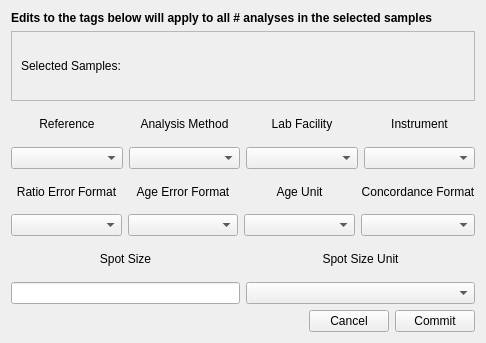
Qt form ui/EditUPbTags.ui (kathrynmetcalf/GeoCORK) before a commit.
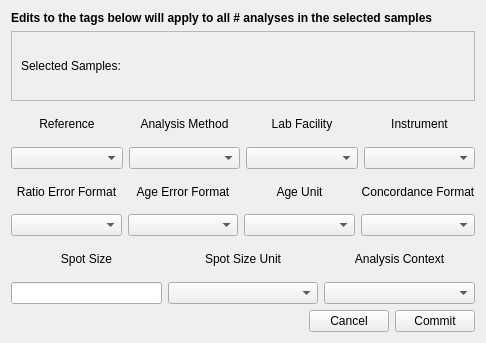
The same form after that commit. Custom widgets are drawn as their Qt base class.

Commit message: Added UPbAnalysisContexts and UPbAnalysis_UPbAnalysisContexts. Needs more testing, but seems to be working ok.

The edit to the form file:
```diff
--- a/ui/EditUPbTags.ui
+++ b/ui/EditUPbTags.ui
@@ -13,7 +13,7 @@
   <property name="windowTitle">
    <string>Form</string>
   </property>
-  <layout class="QVBoxLayout" name="verticalLayout">
+  <layout class="QVBoxLayout" name="verticalLayout_2">
    <item>
     <widget class="QLabel" name="label">
      <property name="sizePolicy">
@@ -209,7 +209,7 @@
     </layout>
    </item>
    <item>
-    <layout class="QHBoxLayout" name="horizontalLayout_14">
+    <layout class="QHBoxLayout" name="horizontalLayout">
      <item>
       <layout class="QVBoxLayout" name="verticalLayout_18">
        <item>
@@ -251,6 +251,23 @@
        </item>
       </layout>
      </item>
+     <item>
+      <layout class="QVBoxLayout" name="verticalLayout">
+       <item>
+        <widget class="QLabel" name="analysis_context_label">
+         <property name="text">
+          <string>Analysis Context</string>
+         </property>
+         <property name="alignment">
+          <set>Qt::AlignCenter</set>
+         </property>
+        </widget>
+       </item>
+       <item>
+        <widget class="CheckableTreeCombobox" name="analysis_context_comboBox"/>
+       </item>
+      </layout>
+     </item>
     </layout>
    </item>
    <item>
```
The commit also changes 7 other files.
